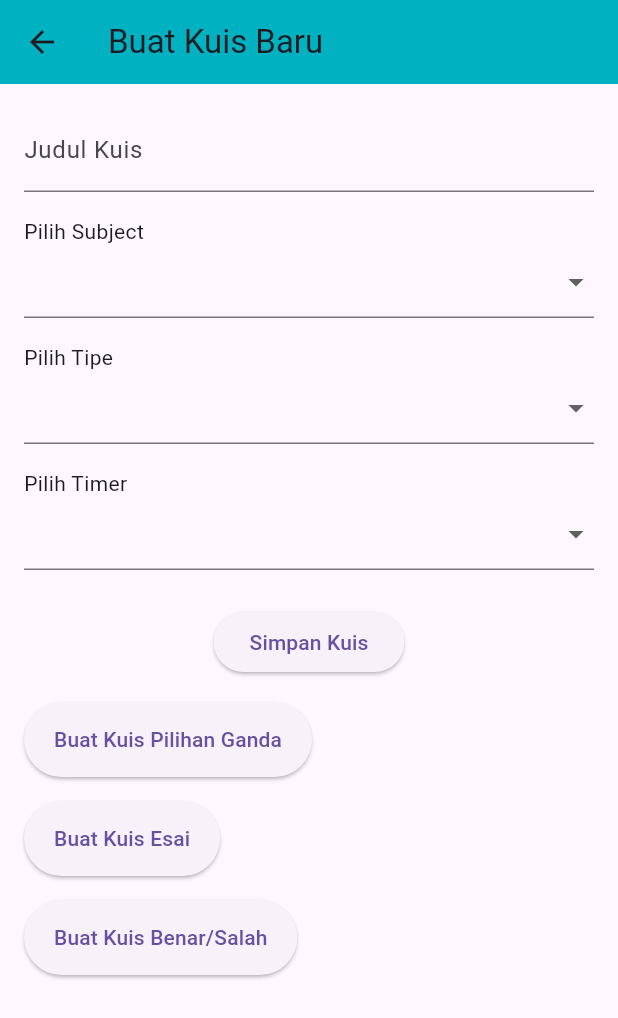
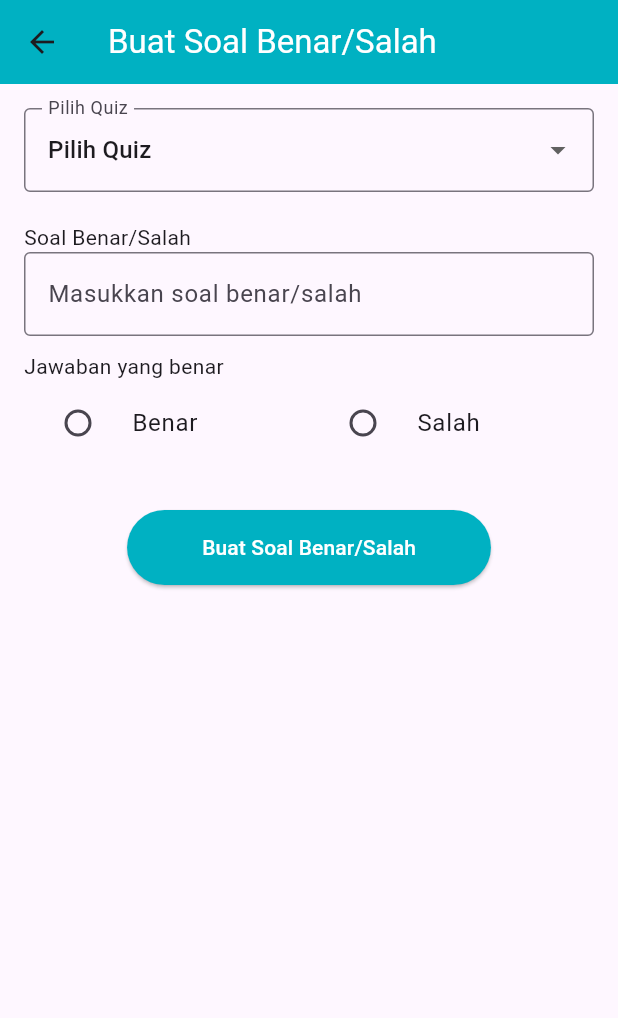
Before and after one commit to g4l3win/quizdb, a Flutter app: the CreateQuizScreen screen opened directly, after a tap on "Buat Kuis Benar/Salah", on a phone screen of 412 x 824 dp. Shown: the top 1018 px of the screen. Run offline on Flutter 3.47's test engine with Material 3 defaults, Android fonts, the phone set to English and light mode, and no system bars; our stand-ins replace sqflite; accounts and stored records are empty.

Commit message:
bisa insert soal benar salah

```diff
--- a/lib/screens/create_essay_screen.dart
+++ b/lib/screens/create_essay_screen.dart
@@ -1,7 +1,8 @@
 import 'package:flutter/material.dart';
 import 'package:quizdb/database/database_helper.dart';
 import 'package:quizdb/models/questionEsai_model.dart'; // This should be used for the QuestionEsai class
-import 'package:quizdb/models/quiz_model.dart'; // This should be used for Quiz data if needed
+import 'package:quizdb/models/quiz_model.dart';
+import 'package:quizdb/screens/truefalse_final_screen.dart'; // This should be used for Quiz data if needed
 
 class CreateEssayScreen extends StatefulWidget {
   @override
@@ -24,9 +25,10 @@ class _CreateEssayScreenState extends State<CreateEssayScreen> {
   Future<void> _fetchQuizzes() async {
     final dbHelper = DatabaseHelper();
     final allQuizzes = await dbHelper.getAllQuizzes(); // Fetch all quizzes
+    final essayQuizzes = allQuizzes.where((quiz) => quiz.type == "Esai").toList();
 
     setState(() {
-      quizzes = allQuizzes.map((quiz) {
+      quizzes = essayQuizzes.map((quiz) {
         return {
           'quiz_id': quiz.quizId,
           'title': quiz.title,
@@ -152,6 +154,10 @@ class _CreateEssayScreenState extends State<CreateEssayScreen> {
                     if (validateInput()) {
                       await _insertEssayQuestion(); // Insert the essay question into the database
                       Navigator.pop(context); // Go back to the previous screen
+                      Navigator.push(
+                        context,
+                        MaterialPageRoute(builder: (context) => TruefalseFinalScreen()),
+                      );
                     } else {
                       ScaffoldMessenger.of(context).showSnackBar(
                         SnackBar(
--- a/lib/screens/create_quiz_screen.dart
+++ b/lib/screens/create_quiz_screen.dart
@@ -1,9 +1,10 @@
 import 'package:flutter/material.dart';
 import 'package:quizdb/database/database_helper.dart';
 import 'package:quizdb/models/quiz_model.dart';
+import 'package:quizdb/screens/create_trueFalse_screen.dart';
 import 'create_multiplechoice_screen.dart';
 import 'create_essay_screen.dart';
-import 'create_truefalse_screen.dart';
+
 
 class CreateQuizScreen extends StatefulWidget {
   @override
@@ -125,7 +126,7 @@ class _CreateQuizScreenState extends State<CreateQuizScreen> {
                 items: timers.map((timer) {
                   return DropdownMenuItem(
                     value: timer,
-                    child: Text('$timer menit'),
+                    child: Text('$timer detik'),
                   );
                 }).toList(),
                 onChanged: (value) {
@@ -176,10 +177,10 @@ class _CreateQuizScreenState extends State<CreateQuizScreen> {
               // Button to navigate to Create True/False Quiz screen
               ElevatedButton(
                 onPressed: () {
-                  // Navigator.push(
-                  //   context,
-                  //   MaterialPageRoute(builder: (context) => CreateTrueFalseScreen()),
-                  // );
+                  Navigator.push(
+                    context,
+                    MaterialPageRoute(builder: (context) => CreateTrueFalseScreen()),
+                  );
                 },
                 child: Text("Buat Kuis Benar/Salah"),
                 style: ElevatedButton.styleFrom(
--- a/lib/screens/create_trueFalse_screen.dart
+++ b/lib/screens/create_trueFalse_screen.dart
@@ -0,0 +1,198 @@
+import 'package:flutter/material.dart';
+import 'package:quizdb/database/database_helper.dart';
+import 'package:quizdb/models/questionBenarSalah_model.dart';
+import 'package:quizdb/screens/truefalse_final_screen.dart'; // Screen to navigate after saving
+
+class CreateTrueFalseScreen extends StatefulWidget {
+  @override
+  _CreateTrueFalseScreenState createState() => _CreateTrueFalseScreenState();
+}
+
+class _CreateTrueFalseScreenState extends State<CreateTrueFalseScreen> {
+  int? selectedQuizId; // To store the selected quiz ID
+  String questionContent = ''; // To store the question content
+  String answer = ''; // To store the correct answer (either "true" or "false")
+  List<Map<String, dynamic>> quizzes = []; // Store quizzes from the database
+
+  @override
+  void initState() {
+    super.initState();
+    _fetchQuizzes(); // Fetch quizzes from the database when the screen is initialized
+  }
+
+  // Fetch all quizzes from the database
+  Future<void> _fetchQuizzes() async {
+    final dbHelper = DatabaseHelper();
+    final allQuizzes = await dbHelper.getAllQuizzes(); // Fetch all quizzes
+    final trueFalseQuizzes = allQuizzes.where((quiz) => quiz.type == "Benar/Salah").toList();
+    setState(() {
+      quizzes = trueFalseQuizzes.map((quiz) {
+        return {
+          'quiz_id': quiz.quizId,
+          'title': quiz.title,
+          'subject': quiz.subject,
+        };
+      }).toList();
+    });
+  }
+
+  // Validate the input fields before saving
+  bool validateInput() {
+    if (selectedQuizId == null || questionContent.isEmpty || answer.isEmpty) {
+      return false;
+    }
+    return true;
+  }
+
+  // Insert the true/false question into the database
+  Future<void> _insertTrueFalseQuestion() async {
+    try {
+      final dbHelper = DatabaseHelper();
+
+      // Create a QuestionBenarSalah object and convert it to map
+      final questionBenarSalah = QuestionBenarSalah(
+        quizId: selectedQuizId!,
+        content: questionContent,
+        answer: answer,
+      );
+
+      await dbHelper.insertQuestionBenarSalah(questionBenarSalah.toMap()); // Insert question into database
+
+      ScaffoldMessenger.of(context).showSnackBar(SnackBar(
+        content: Text('Soal benar/salah berhasil ditambahkan!'),
+        backgroundColor: Colors.green,
+      ));
+    } catch (e) {
+      print("Error inserting true/false question: $e");
+      ScaffoldMessenger.of(context).showSnackBar(SnackBar(
+        content: Text('Gagal menambahkan soal benar/salah!'),
+        backgroundColor: Colors.red,
+      ));
+    }
+  }
+
+  @override
+  Widget build(BuildContext context) {
+    return Scaffold(
+      appBar: AppBar(
+        title: Text(
+          'Buat Soal Benar/Salah',
+          style: TextStyle(color: Colors.white),
+        ),
+        backgroundColor: Color(0xFF00B1C2),
+      ),
+      resizeToAvoidBottomInset: true,
+      body: SingleChildScrollView(
+        child: Padding(
+          padding: const EdgeInsets.all(16.0),
+          child: Column(
+            crossAxisAlignment: CrossAxisAlignment.start,
+            children: [
+              // Dropdown menu for selecting quiz
+              DropdownButtonFormField<int>(
+                value: selectedQuizId,
+                onChanged: (int? newValue) {
+                  setState(() {
+                    selectedQuizId = newValue;
+                  });
+                },
+                items: [
+                  DropdownMenuItem<int>(
+                    value: null,
+                    child: Text('Pilih Quiz'),
+                  ),
+                  ...quizzes.map((quiz) {
+                    return DropdownMenuItem<int>(
+                      value: quiz['quiz_id'],
+                      child: Text('${quiz['title']} - ${quiz['subject']}'),
+                    );
+                  }).toList(),
+                ],
+                decoration: InputDecoration(
+                  labelText: 'Pilih Quiz',
+                  border: OutlineInputBorder(),
+                ),
+              ),
+              SizedBox(height: 20),
+
+              // Display the true/false question input
+              Text("Soal Benar/Salah"),
+              TextField(
+                decoration: InputDecoration(
+                  hintText: 'Masukkan soal benar/salah',
+                  border: OutlineInputBorder(),
+                ),
+                onChanged: (text) {
+                  setState(() {
+                    questionContent = text;
+                  });
+                },
+              ),
+              SizedBox(height: 10),
+
+              // Display radio buttons for selecting the answer
+              Text("Jawaban yang benar"),
+              Row(
+                children: [
+                  Expanded(
+                    child: RadioListTile<String>(
+                      title: Text("Benar"),
+                      value: 'Benar',
+                      groupValue: answer,
+                      onChanged: (value) {
+                        setState(() {
+                          answer = value!;
+                        });
+                      },
+                    ),
+                  ),
+                  Expanded(
+                    child: RadioListTile<String>(
+                      title: Text("Salah"),
+                      value: 'Salah',
+                      groupValue: answer,
+                      onChanged: (value) {
+                        setState(() {
+                          answer = value!;
+                        });
+                      },
+                    ),
+                  ),
+                ],
+              ),
+              SizedBox(height: 30),
+
+              // Button to create the true/false question
+              Center(
+                child: ElevatedButton(
+                  onPressed: () async {
+                    if (validateInput()) {
+                      await _insertTrueFalseQuestion(); // Insert the true/false question into the database
+                      Navigator.pop(context); // Go back to the previous screen
+                      Navigator.push(
+                        context,
+                        MaterialPageRoute(builder: (context) => TruefalseFinalScreen()),
+                      );
+                    } else {
+                      ScaffoldMessenger.of(context).showSnackBar(
+                        SnackBar(
+                          content: Text('Harap isi semua field!'),
+                          backgroundColor: Colors.red,
+                        ),
+                      );
+                    }
+                  },
+                  child: Text("Buat Soal Benar/Salah", style: TextStyle(color: Colors.white)),
+                  style: ElevatedButton.styleFrom(
+                    padding: EdgeInsets.symmetric(horizontal: 50, vertical: 15),
+                    backgroundColor: Color(0xFF00B1C2),
+                  ),
+                ),
+              ),
+            ],
+          ),
+        ),
+      ),
+    );
+  }
+}
```
